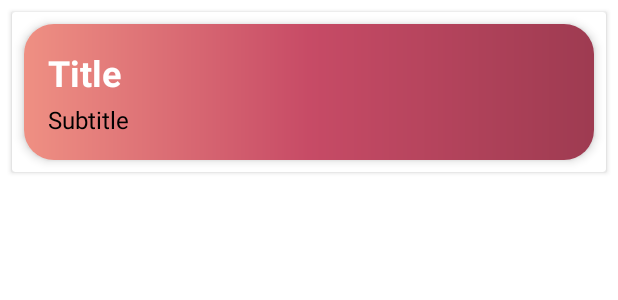
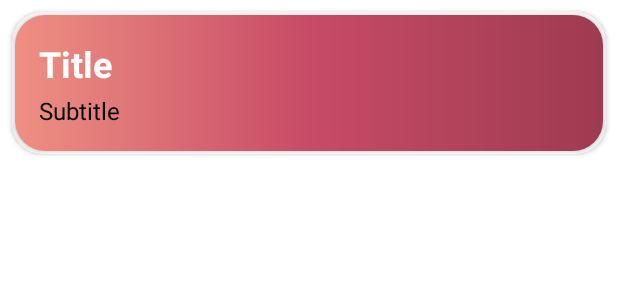
Before and after one commit to SaniaNisar/EventMiingle, an Android app: the layout item_dashboard.xml on its own in the app's theme, with its tools: preview values and no code run, on a phone screen of 412 x 824 dp. Shown: the top 300 px of the screen. Run offline under Robolectric (Android 15) with nearby library versions, the phone set to English and light mode, and no system bars.

Commit message:
Fixed the background corners

```diff
--- a/app/src/main/res/layout/item_dashboard.xml
+++ b/app/src/main/res/layout/item_dashboard.xml
@@ -1,9 +1,11 @@
 <?xml version="1.0" encoding="utf-8"?>
 <androidx.cardview.widget.CardView xmlns:android="http://schemas.android.com/apk/res/android"
+    xmlns:app="http://schemas.android.com/apk/res-auto"
     android:layout_margin="8dp"
     android:layout_width="match_parent"
     android:layout_height="wrap_content"
     android:elevation="4dp"
+    app:cardCornerRadius="20dp"
     android:background="@color/white">
 
     <LinearLayout
@@ -14,7 +16,7 @@
         android:padding="16dp"
         android:layout_marginBottom="8dp"
         android:elevation="4dp"
-        android:layout_margin="8dp">
+        android:layout_margin="2dp">
 
         <!-- Class Title -->
         <TextView
```
